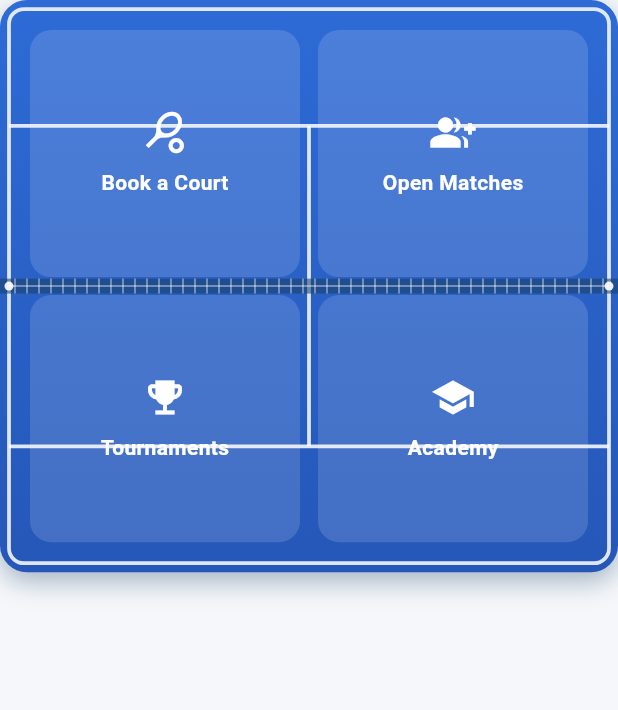
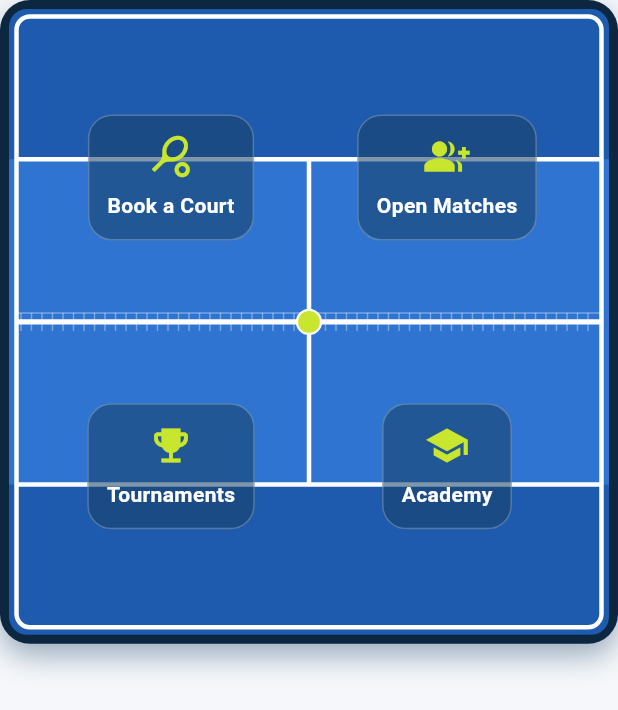
Before and after one commit to basharrahhaliq-cell/Padel-app, a Flutter app: the _CourtActions widget shown alone on an empty page, opened directly with empty values, on a phone screen of 412 x 824 dp. Shown: the top 710 px of the screen. Run offline on Flutter 3.47's test engine with Material 3 defaults, Android fonts, the phone set to English and light mode, and no system bars; our stand-ins replace cloud_firestore, firebase_auth, firebase_core, firebase_messaging, flutter_local_notifications, flutter_timezone and 7 more; accounts and stored records are empty.

Commit message:
Home court: two-tone surface, real net + ball, readable button chips
Reworked the court so it actually reads as a padel court: a dark cage
frame, two-tone blue surface (lighter service-box band), crisp white
boundary/service/centre lines, a proper net across the middle (mesh +
white top tape) with a lime ball resting on it. The four shortcuts are
now centred glass chips with lime icons that never touch the painted
lines. Home tests made deterministic (bounded pump instead of the
flaky unbounded pumpAndSettle).

Co-Authored-By: Claude Fable 5 <noreply@anthropic.com>
Claude-Session: https://claude.ai/code/session_01Aw5U5LBdLKqLreCcoJxRFP

```diff
--- a/lib/src/screens/customer/home_screen.dart
+++ b/lib/src/screens/customer/home_screen.dart
@@ -488,27 +488,25 @@ class _CourtActions extends StatelessWidget {
       (Icons.school, 'Academy', () => onGoToTab(3)),
     ];
     return AspectRatio(
-      aspectRatio: 1.08,
-      child: DecoratedBox(
+      aspectRatio: 0.96,
+      child: Container(
+        // Dark "cage" frame around the court.
+        padding: const EdgeInsets.all(6),
         decoration: BoxDecoration(
-          borderRadius: BorderRadius.circular(18),
-          gradient: const LinearGradient(
-            begin: Alignment.topCenter,
-            end: Alignment.bottomCenter,
-            colors: [Color(0xFF2E6BD6), AppTheme.courtBlue],
-          ),
+          color: const Color(0xFF0E2740),
+          borderRadius: BorderRadius.circular(20),
           boxShadow: [
             BoxShadow(
-                color: AppTheme.courtBlueDark.withValues(alpha: 0.35),
-                blurRadius: 14,
-                offset: const Offset(0, 6)),
+                color: AppTheme.courtBlueDark.withValues(alpha: 0.4),
+                blurRadius: 16,
+                offset: const Offset(0, 8)),
           ],
         ),
         child: CustomPaint(
           painter: _CourtPainter(),
           child: Padding(
-            // Leave room for the painted outer boundary line.
-            padding: const EdgeInsets.all(14),
+            // Keep the buttons inside the painted boundary line.
+            padding: const EdgeInsets.all(16),
             child: Column(
               children: [
                 for (var row = 0; row < 2; row++)
@@ -535,7 +533,8 @@ class _CourtActions extends StatelessWidget {
   }
 }
 
-/// One tappable quarter of the court.
+/// One tappable quarter of the court: a readable chip centred in the
+/// zone so it never touches the painted lines.
 class _CourtZone extends StatelessWidget {
   final IconData icon;
   final String label;
@@ -546,20 +545,23 @@ class _CourtZone extends StatelessWidget {
 
   @override
   Widget build(BuildContext context) {
-    return Padding(
-      padding: const EdgeInsets.all(6),
-      child: Material(
-        color: Colors.white.withValues(alpha: 0.14),
-        borderRadius: BorderRadius.circular(14),
-        child: InkWell(
-          borderRadius: BorderRadius.circular(14),
+    return InkWell(
+      borderRadius: BorderRadius.circular(16),
       onTap: onTap,
-          child: Padding(
-            padding: const EdgeInsets.all(10),
+      child: Center(
+        child: Container(
+          padding:
+              const EdgeInsets.symmetric(horizontal: 12, vertical: 12),
+          decoration: BoxDecoration(
+            color: AppTheme.courtBlueDark.withValues(alpha: 0.55),
+            borderRadius: BorderRadius.circular(16),
+            border: Border.all(
+                color: Colors.white.withValues(alpha: 0.25), width: 1),
+          ),
           child: Column(
-              mainAxisAlignment: MainAxisAlignment.center,
+            mainAxisSize: MainAxisSize.min,
             children: [
-                Icon(icon, color: Colors.white, size: 30),
+              Icon(icon, color: AppTheme.ballLime, size: 30),
               const SizedBox(height: 8),
               FittedBox(
                 fit: BoxFit.scaleDown,
@@ -574,53 +576,70 @@ class _CourtZone extends StatelessWidget {
           ),
         ),
       ),
-      ),
     );
   }
 }
 
-/// Paints the white court lines and the centre net over the surface.
+/// Paints the padel court: two-tone blue surface, crisp white lines,
+/// and a centre net with a ball resting on it.
 class _CourtPainter extends CustomPainter {
   @override
   void paint(Canvas canvas, Size size) {
+    final w = size.width, h = size.height;
+    final court = RRect.fromRectAndRadius(
+        Rect.fromLTWH(0, 0, w, h), const Radius.circular(12));
+
+    // Base surface (deeper blue) + lighter service-box band for the
+    // classic two-tone padel look.
+    canvas.drawRRect(court, Paint()..color = const Color(0xFF1E5AAE));
+    canvas.save();
+    canvas.clipRRect(court);
+    canvas.drawRect(Rect.fromLTWH(0, h * 0.24, w, h * 0.52),
+        Paint()..color = const Color(0xFF2E74D0));
+    canvas.restore();
+
     final line = Paint()
-      ..color = Colors.white.withValues(alpha: 0.85)
+      ..color = Colors.white
       ..style = PaintingStyle.stroke
-      ..strokeWidth = 2.5;
+      ..strokeWidth = 3;
 
     // Outer boundary.
-    final r = RRect.fromRectAndRadius(
-      Rect.fromLTWH(6, 6, size.width - 12, size.height - 12),
-      const Radius.circular(10),
-    );
-    canvas.drawRRect(r, line);
+    canvas.drawRRect(
+        RRect.fromRectAndRadius(Rect.fromLTWH(5, 5, w - 10, h - 10),
+            const Radius.circular(9)),
+        line);
 
-    final midY = size.height / 2;
-    final midX = size.width / 2;
+    final midY = h / 2, midX = w / 2;
+    // Service lines + centre service line.
+    canvas.drawLine(Offset(5, h * 0.24), Offset(w - 5, h * 0.24), line);
+    canvas.drawLine(Offset(5, h * 0.76), Offset(w - 5, h * 0.76), line);
+    canvas.drawLine(Offset(midX, h * 0.24), Offset(midX, h * 0.76), line);
 
-    // Service lines (parallel to the net, one each side).
-    canvas.drawLine(Offset(6, size.height * 0.22),
-        Offset(size.width - 6, size.height * 0.22), line);
-    canvas.drawLine(Offset(6, size.height * 0.78),
-        Offset(size.width - 6, size.height * 0.78), line);
-    // Centre service line (between the service lines, split by the net).
-    canvas.drawLine(Offset(midX, size.height * 0.22),
-        Offset(midX, size.height * 0.78), line);
+    // Net: fine mesh + a solid white top tape across the middle.
+    final mesh = Paint()
+      ..color = Colors.white.withValues(alpha: 0.35)
+      ..strokeWidth = 1;
+    for (double x = 8; x < w - 8; x += 7) {
+      canvas.drawLine(Offset(x, midY - 6), Offset(x, midY + 6), mesh);
+    }
+    canvas.drawLine(Offset(5, midY - 6), Offset(w - 5, midY - 6), mesh);
+    canvas.drawLine(
+        Offset(5, midY),
+        Offset(w - 5, midY),
+        Paint()
+          ..color = Colors.white
+          ..strokeWidth = 3.5);
 
-    // The net: a solid band across the middle with faint mesh hatching.
-    final netBand = Paint()..color = AppTheme.courtBlueDark.withValues(alpha: 0.55);
-    canvas.drawRect(Rect.fromLTWH(0, midY - 5, size.width, 10), netBand);
-    final net = Paint()
-      ..color = Colors.white.withValues(alpha: 0.5)
-      ..strokeWidth = 1;
-    canvas.drawLine(Offset(6, midY), Offset(size.width - 6, midY), net);
-    for (double x = 10; x < size.width - 6; x += 8) {
-      canvas.drawLine(Offset(x, midY - 5), Offset(x, midY + 5), net);
-    }
-    // Net posts.
-    final post = Paint()..color = Colors.white.withValues(alpha: 0.9);
-    canvas.drawCircle(Offset(6, midY), 3, post);
-    canvas.drawCircle(Offset(size.width - 6, midY), 3, post);
+    // A padel ball resting on the centre of the net.
+    canvas.drawCircle(Offset(midX, midY),
+        8, Paint()..color = AppTheme.ballLime);
+    canvas.drawCircle(
+        Offset(midX, midY),
+        8,
+        Paint()
+          ..color = Colors.white
+          ..style = PaintingStyle.stroke
+          ..strokeWidth = 1.5);
   }
 
   @override
```
Also changed, not shown: 1 other file. Lines whose indentation alone changed are shown as unchanged.
